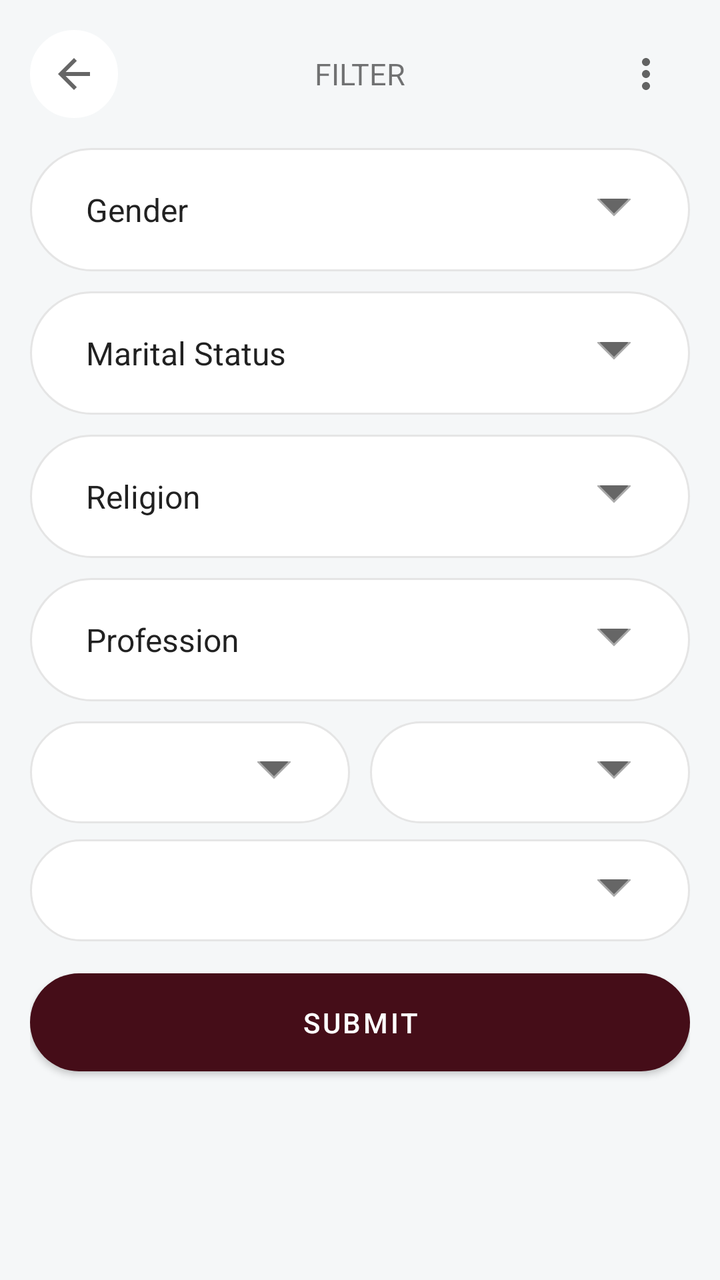
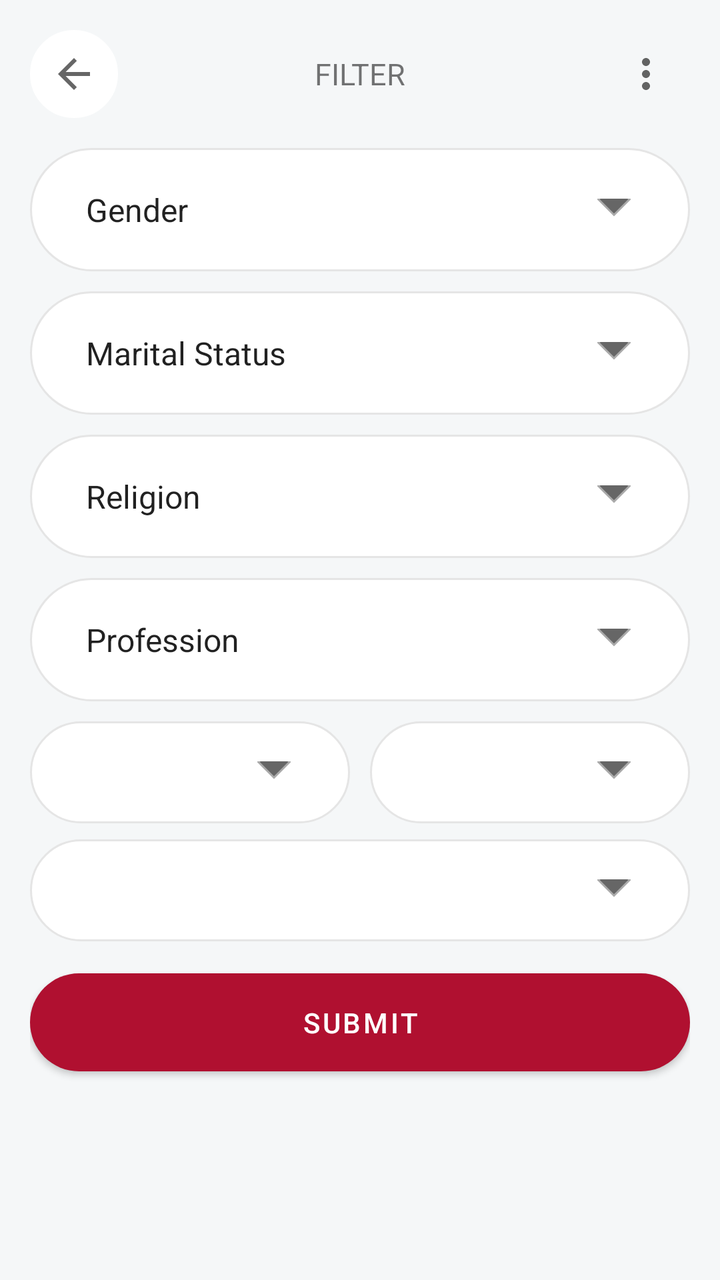

The first picture is an Android layout as it rendered before a commit; the second is the same layout after the commit. The layout source and the unified diff follow.
<!-- AndroidManifest.xml: application theme AppTheme -->
<!-- res/layout/fragment_filter_dialog.xml -->
<?xml version="1.0" encoding="utf-8"?>
<RelativeLayout xmlns:android="http://schemas.android.com/apk/res/android" xmlns:app="http://schemas.android.com/apk/res-auto"
    xmlns:tools="http://schemas.android.com/tools"
    android:id="@+id/root_view"
    android:background="@color/colorBackgroundGrey"
    android:layout_width="match_parent"
    android:layout_height="match_parent"
    tools:context=".views.dialogs.FilterFragmentDialog">

    <androidx.core.widget.NestedScrollView
        android:scrollbars="none"
        android:fillViewport="true"
        android:layout_width="match_parent"
        android:layout_height="match_parent">
        <RelativeLayout
            android:padding="15dp"
            android:layout_width="match_parent"
            android:layout_height="wrap_content">
            <LinearLayout
                android:orientation="vertical"
                android:layout_width="match_parent"
                android:layout_height="match_parent">
                
                <RelativeLayout
                    android:layout_marginBottom="15dp"
                    android:layout_width="match_parent"
                    android:layout_height="wrap_content">
                    <ImageButton
                        android:id="@+id/back_button"
                        android:src="@drawable/ic_baseline_arrow_back_24"
                        app:backgroundTint="@color/colorWhite"
                        android:background="@drawable/shape_radius_100_pad_10_stroke_grey_bg_white"
                        android:layout_width="wrap_content"
                        android:layout_height="wrap_content"/>
                    <TextView
                        android:layout_centerInParent="true"
                        android:text="Filter"
                        android:textSize="15sp"
                        android:textAllCaps="true"
                        android:layout_width="wrap_content"
                        android:layout_height="wrap_content"/>
                    <ImageButton
                        android:id="@+id/item_share"
                        android:layout_alignParentEnd="true"
                        android:scaleType="fitCenter"
                        android:adjustViewBounds="true"
                        android:src="@drawable/ic_baseline_more_vert_24"
                        app:backgroundTint="@android:color/transparent"
                        android:background="@drawable/shape_radius_100_pad_10_stroke_grey_bg_white"
                        android:layout_width="wrap_content"
                        android:layout_height="wrap_content" />
                </RelativeLayout>
                <Spinner
                    android:id="@+id/item_gender"
                    android:entries="@array/gender_array"
                    android:background="@drawable/layer_list_spinner"
                    android:layout_marginBottom="10dp"
                    android:padding="20dp"
                    android:layout_width="match_parent"
                    android:layout_height="wrap_content"/>
                <Spinner
                    android:id="@+id/item_marital_status"
                    android:entries="@array/marital_status_array"
                    android:background="@drawable/layer_list_spinner"
                    android:layout_marginBottom="10dp"
                    android:padding="20dp"
                    android:layout_width="match_parent"
                    android:layout_height="wrap_content"/>
                <Spinner
                    android:id="@+id/item_religion"
                    android:entries="@array/religion_array"
                    android:background="@drawable/layer_list_spinner"
                    android:layout_marginBottom="10dp"
                    android:padding="20dp"
                    android:layout_width="match_parent"
                    android:layout_height="wrap_content"/>
                <Spinner
                    android:id="@+id/item_profession"
                    android:entries="@array/profession_array"
                    android:background="@drawable/layer_list_spinner"
                    android:layout_marginBottom="10dp"
                    android:padding="20dp"
                    android:layout_width="match_parent"
                    android:layout_height="wrap_content"/>
                <LinearLayout
                    android:weightSum="2"
                    android:orientation="horizontal"
                    android:layout_width="match_parent"
                    android:layout_height="wrap_content">
                    <RelativeLayout
                        android:layout_marginBottom="8dp"
                        android:layout_marginEnd="5dp"
                        android:layout_width="0dp"
                        android:layout_height="wrap_content"
                        android:layout_weight="1">
                        <Spinner
                            android:id="@+id/item_from_year"
                            android:background="@drawable/layer_list_spinner"
                            android:layout_width="match_parent"
                            android:layout_height="wrap_content"/>
                    </RelativeLayout>
                    <RelativeLayout
                        android:layout_marginStart="5dp"
                        android:layout_width="0dp"
                        android:layout_height="wrap_content"
                        android:layout_weight="1">
                        <Spinner
                            android:id="@+id/item_to_year"
                            android:background="@drawable/layer_list_spinner"
                            android:layout_width="match_parent"
                            android:layout_height="wrap_content"/>
                    </RelativeLayout>
                </LinearLayout>
                <Spinner
                    android:id="@+id/item_district"
                    android:background="@drawable/layer_list_spinner"
                    android:layout_marginBottom="10dp"
                    android:layout_width="match_parent"
                    android:layout_height="wrap_content"/>
                <Button
                    android:id="@+id/submit_button"
                    android:text="Submit"
                    android:textColor="@color/colorWhite"
                    app:cornerRadius="25dp"
                    android:padding="15dp"
                    app:backgroundTint="@color/colorAccent"
                    android:layout_width="match_parent"
                    android:layout_height="wrap_content" />
            </LinearLayout>

            <ProgressBar
                android:id="@+id/progress_bar"
                android:layout_centerInParent="true"
                android:layout_width="wrap_content"
                android:layout_height="wrap_content"
                android:layout_gravity="center"
                android:indeterminate="true"
                style="?android:attr/progressBarStyleLarge"
                android:visibility="invisible" />
        </RelativeLayout>

    </androidx.core.widget.NestedScrollView>

</RelativeLayout>
<!-- resources referenced by this layout -->
<resources>
  <string-array name="gender_array">
          <item>Gender</item>
          <item>Male</item>
          <item>Female</item>
      </string-array>
  <string-array name="marital_status_array">
          <item>Marital Status</item>
          <item>Never Married</item>
          <item>Divorce</item>
          <item>Short Divorce</item>
          <item>Awaiting Divorce</item>
          <item>Widowed</item>
          <item>Annulled</item>
      </string-array>
  <string-array name="profession_array">
          <item>Profession</item>
          <item>All</item>
          <item>Student</item>
          <item>Job Holder</item>
          <item>Doctor</item>
          <item>Engineer</item>
          <item>Teacher</item>
      </string-array>
  <string-array name="religion_array">
          <item>Religion</item>
          <item>All</item>
          <item>Muslim</item>
          <item>Christian</item>
          <item>Jewish</item>
          <item>Buddhism</item>
          <item>Hindu</item>
      </string-array>
  <color name="colorAccent">#450D18</color>
  <color name="colorBackgroundGrey">#F5F7F8</color>
  <color name="colorWhite">#FFFFFF</color>
  <!-- drawable ic_baseline_arrow_back_24 (drawable) -->
  <vector xmlns:android="http://schemas.android.com/apk/res/android"
      android:width="24dp"
      android:height="24dp"
      android:viewportWidth="24"
      android:viewportHeight="24"
      android:tint="?attr/colorControlNormal">
    <path
        android:fillColor="@android:color/white"
        android:pathData="M20,11H7.83l5.59,-5.59L12,4l-8,8 8,8 1.41,-1.41L7.83,13H20v-2z"/>
  </vector>
  <!-- drawable ic_baseline_more_vert_24 (drawable) -->
  <vector xmlns:android="http://schemas.android.com/apk/res/android"
      android:width="24dp"
      android:height="24dp"
      android:viewportWidth="24"
      android:viewportHeight="24"
      android:tint="?attr/colorControlNormal">
    <path
        android:fillColor="@android:color/white"
        android:pathData="M12,8c1.1,0 2,-0.9 2,-2s-0.9,-2 -2,-2 -2,0.9 -2,2 0.9,2 2,2zM12,10c-1.1,0 -2,0.9 -2,2s0.9,2 2,2 2,-0.9 2,-2 -0.9,-2 -2,-2zM12,16c-1.1,0 -2,0.9 -2,2s0.9,2 2,2 2,-0.9 2,-2 -0.9,-2 -2,-2z"/>
  </vector>
  <!-- drawable shape_radius_100_pad_10_stroke_grey_bg_white (drawable) -->
  <?xml version="1.0" encoding="utf-8"?>
  <shape xmlns:android="http://schemas.android.com/apk/res/android">
      
      <solid android:color="@color/colorWhite" />
      <stroke android:width="2dp" android:color="#e5e5e5" />
      <padding android:left="10dp" android:top="10dp" android:right="10dp" android:bottom="10dp"/>
      <corners android:radius="100dp"/>
  </shape>
  <style name="AppTheme" parent="Theme.MaterialComponents.DayNight.NoActionBar">
          
          
          <item name="colorPrimary">@color/colorPrimary</item>
          <item name="colorPrimaryDark">@color/colorPrimaryDark</item>
          <item name="colorAccent">@color/colorAccent</item>
      </style>
  <color name="colorPrimary">#B01030</color>
  <color name="colorPrimaryDark">#530918</color>
  <!-- unchanged entries left out for length: 1 -->
</resources>

<!-- the commit's change to res/layout/fragment_filter_dialog.xml (unified diff, before → after) -->
@@ -123,7 +123,7 @@
                     android:textColor="@color/colorWhite"
                     app:cornerRadius="25dp"
                     android:padding="15dp"
-                    app:backgroundTint="@color/colorAccent"
+                    app:backgroundTint="@color/colorPrimary"
                     android:layout_width="match_parent"
                     android:layout_height="wrap_content" />
             </LinearLayout>
